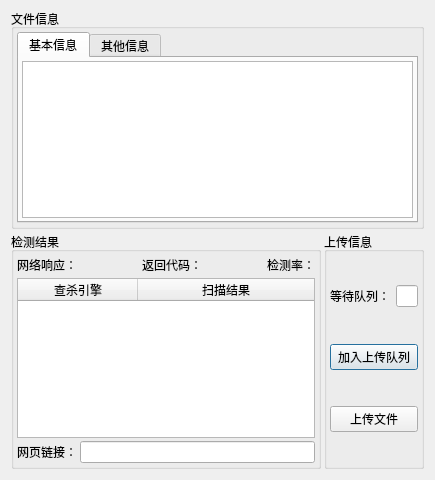
This is uissma/UILib/upload_file.ui in zengrx/S.M.A.R.T as Qt 5 draws it before an edit. The edited form follows.
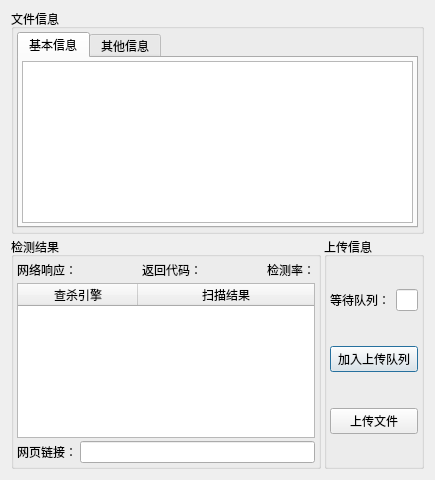
This is the edited form.

Commit message: 添加线程退出机制，修复upload，增加全局设置，精简仓库

```diff
--- a/uissma/UILib/upload_file.ui
+++ b/uissma/UILib/upload_file.ui
@@ -11,7 +11,7 @@
    </rect>
   </property>
   <property name="sizePolicy">
-   <sizepolicy hsizetype="Preferred" vsizetype="Fixed">
+   <sizepolicy hsizetype="Preferred" vsizetype="Preferred">
     <horstretch>0</horstretch>
     <verstretch>0</verstretch>
    </sizepolicy>
@@ -19,7 +19,7 @@
   <property name="maximumSize">
    <size>
     <width>16777215</width>
-    <height>480</height>
+    <height>16777215</height>
    </size>
   </property>
   <property name="windowTitle">
@@ -43,7 +43,7 @@
      <property name="maximumSize">
       <size>
        <width>16777215</width>
-       <height>220</height>
+       <height>16777215</height>
       </size>
      </property>
      <property name="title">
@@ -108,6 +108,12 @@
     <layout class="QHBoxLayout" name="horizontalLayout">
      <item>
       <widget class="QGroupBox" name="groupBox_2">
+       <property name="minimumSize">
+        <size>
+         <width>0</width>
+         <height>230</height>
+        </size>
+       </property>
        <property name="title">
         <string>检测结果</string>
        </property>
```
The commit also changes 187 other files.
